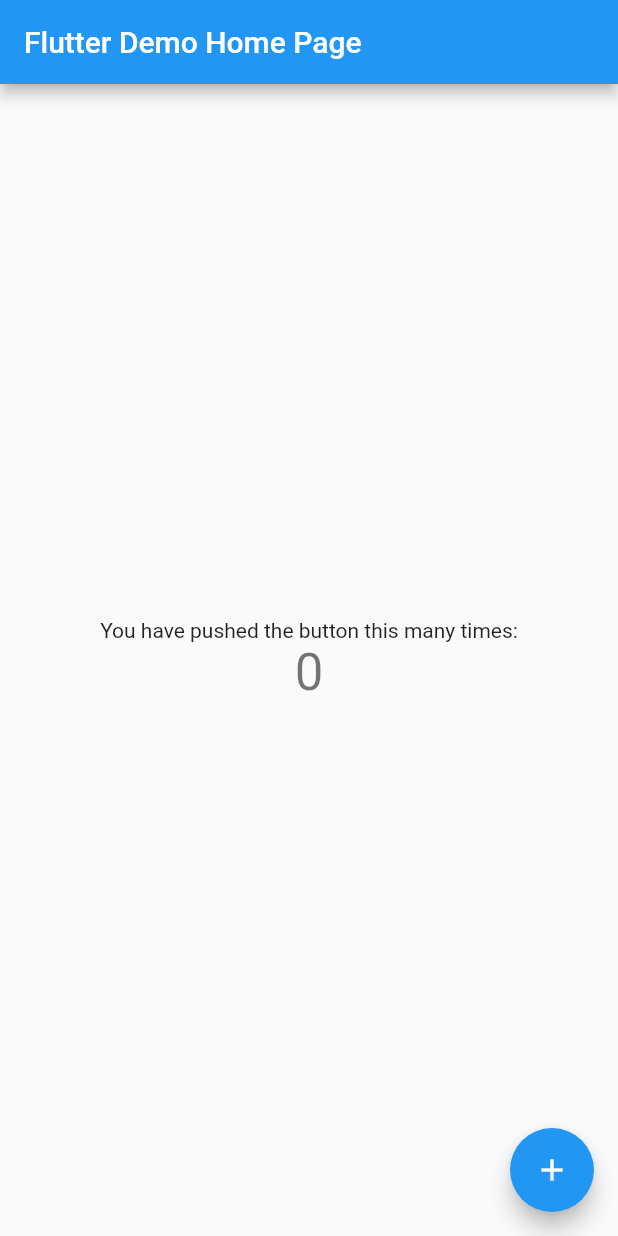
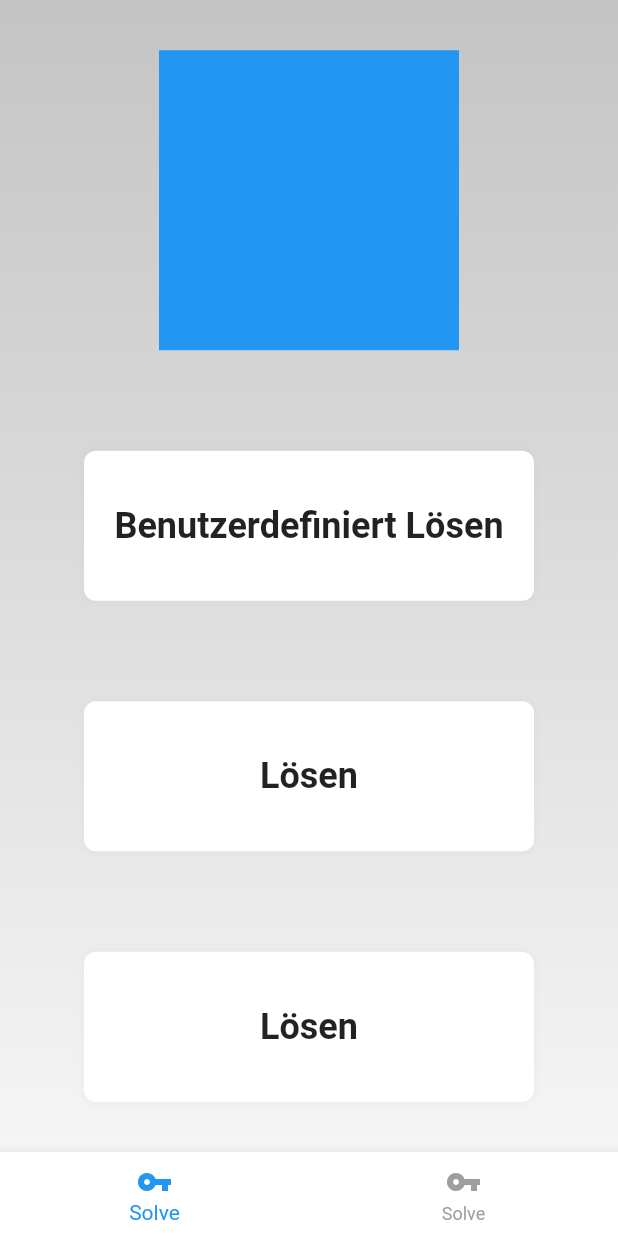
Before and after one commit to HubertJan/morven_cube_app, a Flutter app: the screen it shows after launch, on a phone screen of 412 x 824 dp. Run offline on Flutter 3.47's test engine with Material 2 defaults, Android fonts, the phone set to English and light mode, and no system bars.

Commit message:
Added first ui func
Added TabsScreen, SolveScreen
Added RoundedButton

```diff
--- a/lib/main.dart
+++ b/lib/main.dart
@@ -1,4 +1,6 @@
 import 'package:flutter/material.dart';
+
+import 'package:morven_cube_app/screens/tabs_screen.dart';
 
 void main() {
   runApp(MyApp());
@@ -11,107 +13,11 @@ class MyApp extends StatelessWidget {
     return MaterialApp(
       title: 'Flutter Demo',
       theme: ThemeData(
-        // This is the theme of your application.
-        //
-        // Try running your application with "flutter run". You'll see the
-        // application has a blue toolbar. Then, without quitting the app, try
-        // changing the primarySwatch below to Colors.green and then invoke
-        // "hot reload" (press "r" in the console where you ran "flutter run",
-        // or simply save your changes to "hot reload" in a Flutter IDE).
-        // Notice that the counter didn't reset back to zero; the application
-        // is not restarted.
         primarySwatch: Colors.blue,
-        // This makes the visual density adapt to the platform that you run
-        // the app on. For desktop platforms, the controls will be smaller and
-        // closer together (more dense) than on mobile platforms.
         visualDensity: VisualDensity.adaptivePlatformDensity,
       ),
-      home: MyHomePage(title: 'Flutter Demo Home Page'),
+      home: TabsScreen(),
+      routes: {},
     );
   }
 }
-
-class MyHomePage extends StatefulWidget {
-  MyHomePage({Key key, this.title}) : super(key: key);
-
-  // This widget is the home page of your application. It is stateful, meaning
-  // that it has a State object (defined below) that contains fields that affect
-  // how it looks.
-
-  // This class is the configuration for the state. It holds the values (in this
-  // case the title) provided by the parent (in this case the App widget) and
-  // used by the build method of the State. Fields in a Widget subclass are
-  // always marked "final".
-
-  final String title;
-
-  @override
-  _MyHomePageState createState() => _MyHomePageState();
-}
-
-class _MyHomePageState extends State<MyHomePage> {
-  int _counter = 0;
-
-  void _incrementCounter() {
-    setState(() {
-      // This call to setState tells the Flutter framework that something has
-      // changed in this State, which causes it to rerun the build method below
-      // so that the display can reflect the updated values. If we changed
-      // _counter without calling setState(), then the build method would not be
-      // called again, and so nothing would appear to happen.
-      _counter++;
-    });
-  }
-
-  @override
-  Widget build(BuildContext context) {
-    // This method is rerun every time setState is called, for instance as done
-    // by the _incrementCounter method above.
-    //
-    // The Flutter framework has been optimized to make rerunning build methods
-    // fast, so that you can just rebuild anything that needs updating rather
-    // than having to individually change instances of widgets.
-    return Scaffold(
-      appBar: AppBar(
-        // Here we take the value from the MyHomePage object that was created by
-        // the App.build method, and use it to set our appbar title.
-        title: Text(widget.title),
-      ),
-      body: Center(
-        // Center is a layout widget. It takes a single child and positions it
-        // in the middle of the parent.
-        child: Column(
-          // Column is also a layout widget. It takes a list of children and
-          // arranges them vertically. By default, it sizes itself to fit its
-          // children horizontally, and tries to be as tall as its parent.
-          //
-          // Invoke "debug painting" (press "p" in the console, choose the
-          // "Toggle Debug Paint" action from the Flutter Inspector in Android
-          // Studio, or the "Toggle Debug Paint" command in Visual Studio Code)
-          // to see the wireframe for each widget.
-          //
-          // Column has various properties to control how it sizes itself and
-          // how it positions its children. Here we use mainAxisAlignment to
-          // center the children vertically; the main axis here is the vertical
-          // axis because Columns are vertical (the cross axis would be
-          // horizontal).
-          mainAxisAlignment: MainAxisAlignment.center,
-          children: <Widget>[
-            Text(
-              'You have pushed the button this many times:',
-            ),
-            Text(
-              '$_counter',
-              style: Theme.of(context).textTheme.headline4,
-            ),
-          ],
-        ),
-      ),
-      floatingActionButton: FloatingActionButton(
-        onPressed: _incrementCounter,
-        tooltip: 'Increment',
-        child: Icon(Icons.add),
-      ), // This trailing comma makes auto-formatting nicer for build methods.
-    );
-  }
-}
--- /dev/null
+++ b/lib/screens/solve_screen.dart
@@ -0,0 +1,53 @@
+import 'package:flutter/material.dart';
+import "../widgets/rounded-button.dart";
+
+class SolveScreen extends StatelessWidget {
+  @override
+  Widget build(BuildContext context) {
+    final double statusBarHeight = MediaQuery.of(context).padding.top;
+
+    return Scaffold(
+      body:  Padding(
+      padding: new EdgeInsets.only(top: statusBarHeight),
+      child:Stack(
+          children: [
+            Container(
+              decoration: BoxDecoration(
+                gradient: LinearGradient(
+                    begin: FractionalOffset.topCenter,
+                    end: FractionalOffset.bottomCenter,
+                    colors: [
+                      Color.fromRGBO(196, 196, 196, 1),
+                      Color.fromRGBO(245, 245, 245, 1)
+                    ], // red to yellow
+                    tileMode: TileMode.repeated),
+              ),
+            ),
+            Center(
+              child: Column(
+                mainAxisAlignment: MainAxisAlignment.spaceAround,
+                crossAxisAlignment: CrossAxisAlignment.center,
+                children: [
+                  Container(
+                    color: Colors.blue,
+                    width: 200,
+                    height: 200,
+                  ),
+                  RoundedButton("Benutzerdefiniert Lösen", () {
+                    print("Hdi");
+                  }),
+                  RoundedButton("Lösen", () {
+                    print("Hdi");
+                  }),
+                  RoundedButton("Lösen", () {
+                    print("Hdi");
+                  })
+                ],
+              ),
+            ),
+          ],
+        ),
+      ),
+    );
+  }
+}
--- /dev/null
+++ b/lib/screens/tabs_screen.dart
@@ -0,0 +1,68 @@
+import 'package:flutter/material.dart';
+
+import 'solve_screen.dart';
+
+class TabsScreen extends StatefulWidget {
+  TabsScreen();
+
+  @override
+  _TabsScreenState createState() => _TabsScreenState();
+}
+
+class _TabsScreenState extends State<TabsScreen> {
+  List<Map<String, Object>> _pages;
+  int _selectedPageIndex = 0;
+
+  @override
+  void initState() {
+    _pages = [
+      {"page": SolveScreen(), "title": "Übersetzen"},
+      {"page": SolveScreen(), "title": "Übersetzen"},
+    ];
+    super.initState();
+  }
+
+  void _selectPage(int index) {
+    setState(() {
+      _selectedPageIndex = index;
+    });
+  }
+
+  @override
+  Widget build(BuildContext context) {
+    final navBar = NavigationBarWidget(_selectedPageIndex, _selectPage);
+    return Scaffold(
+      body: _pages[_selectedPageIndex]["page"],
+      bottomNavigationBar: navBar,
+      backgroundColor: Theme.of(context).backgroundColor,
+    );
+  }
+}
+
+class NavigationBarWidget extends StatelessWidget {
+  final _pageIndex;
+  final _select;
+
+  NavigationBarWidget(this._pageIndex, this._select);
+
+  @override
+  Widget build(BuildContext context) {
+    return BottomNavigationBar(
+      onTap: _select,
+      unselectedItemColor: Colors.grey,
+      selectedItemColor: Theme.of(context).primaryColor,
+      backgroundColor: Colors.white,
+      currentIndex: _pageIndex,
+      items: [
+        BottomNavigationBarItem(
+          icon: Icon(Icons.vpn_key),
+          title: Text("Solve"),
+        ),
+        BottomNavigationBarItem(
+          icon: Icon(Icons.vpn_key),
+          title: Text("Solve"),
+        ),
+      ],
+    );
+  }
+}
--- /dev/null
+++ b/lib/widgets/rounded-button.dart
@@ -0,0 +1,40 @@
+import "package:flutter/material.dart";
+
+class RoundedButton extends StatelessWidget {
+  final String text;
+  final Function() onClick;
+
+  RoundedButton(this.text, this.onClick);
+
+  @override
+  Widget build(BuildContext context) {
+    return GestureDetector(
+      onTap: this.onClick,
+      child: Container(
+        width: 300,
+        height: 100,
+        decoration: BoxDecoration(
+          boxShadow: [
+            BoxShadow(
+              blurRadius: 4,
+              color: Colors.grey.withAlpha(30),
+            )
+          ],
+          color: Colors.white,
+          borderRadius: new BorderRadius.all(
+            const Radius.circular(8.0),
+          ),
+        ),
+        child: Center(
+          child: Text(
+            this.text,
+            style: TextStyle(
+              fontSize: 24,
+              fontWeight: FontWeight.bold,
+            ),
+          ),
+        ),
+      ),
+    );
+  }
+}
```
